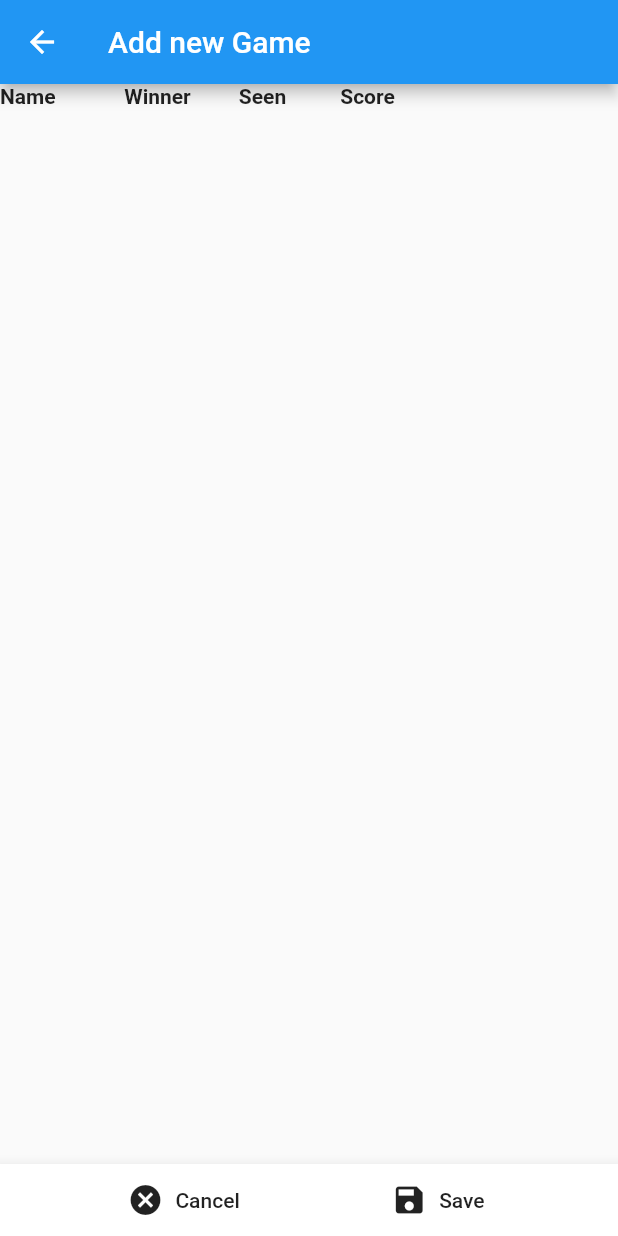
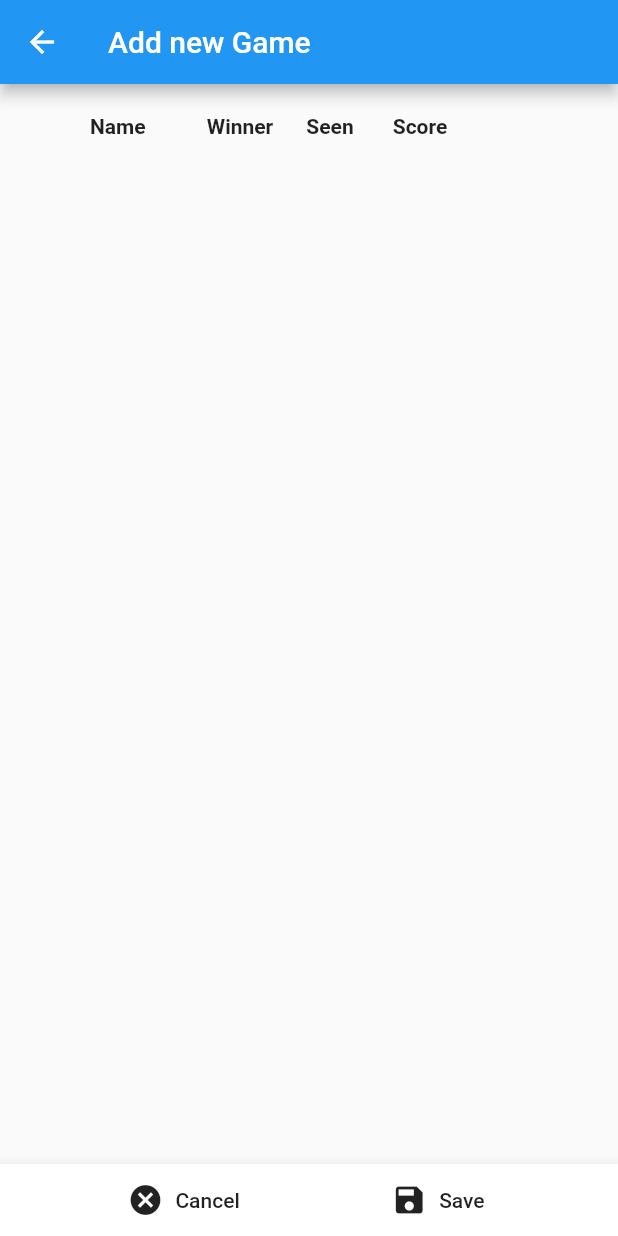
Before and after one commit to sushant2mainali/marriage_card_game_score_keeper, a Flutter app: the NewGamePage screen opened directly with empty values, on a phone screen of 412 x 824 dp. Run offline on Flutter 3.47's test engine with Material 2 defaults, Android fonts, the phone set to English and light mode, and no system bars.

Commit message:
Made cosmetic changes to Add New Game

```diff
--- a/lib/game_management.dart
+++ b/lib/game_management.dart
@@ -165,7 +165,8 @@ class AddGameScreenState extends State<NewGamePage> {
         appBar: AppBar(
           title: Text("Add new Game"),
         ),
-        body: Container(child: ListView(children: createNewGameForm(context) ,),
+        body: Container(child: ListView(children: createNewGameForm(context),
+            padding: const EdgeInsets.all(20.0)),
         ),
         bottomNavigationBar: BottomAppBar(
           child: new Row(
@@ -206,13 +207,15 @@ class AddGameScreenState extends State<NewGamePage> {
     int row_index = 1; // row index 0 is reserved for the heading
     for(int i = 0; i<widget.game_data.players.length;i++)
     {
+      String image_name = "assets/image"+widget.game_data.players[i].toString()+".png";
       rows[row_index] = Row(
         children: <Widget>[
+          new Container(width: 30, child:CircleAvatar(backgroundImage: AssetImage(image_name))),
+          new Container(width: 10, child:Text(" ")),
           new Container(width: 70, child:Text(game_state.get_player_name(widget.game_data.players[i]))),
-          new Container(width: 70, child:Radio(value : widget.game_data.players[i], groupValue: widget.game_data.winner, onChanged: (int newValue) {setState(() {widget.game_data.winner = newValue;widget.game_data.seen[i] = true;});})),
-          new Container(width: 70, child:Checkbox(value: widget.game_data.seen[i],  onChanged: (bool newValue) {setState(() {if(widget.game_data.winner != widget.game_data.players[i]) widget.game_data.seen[i] = newValue;});} )),
-          new Container(width: 70, child:TextField(controller: score_input_controller[i])),
-
+          new Container(width: 60, child:Radio(value : widget.game_data.players[i], groupValue: widget.game_data.winner, onChanged: (int newValue) {setState(() {widget.game_data.winner = newValue;widget.game_data.seen[i] = true;});})),
+          new Container(width: 60, child:Checkbox(value: widget.game_data.seen[i],  onChanged: (bool newValue) {setState(() {if(widget.game_data.winner != widget.game_data.players[i]) widget.game_data.seen[i] = newValue;});} )),
+          new Container(width: 60, child:TextField(controller: score_input_controller[i])),
           //new Container(width: 70, child:TextField(onChanged: (String newValue) {setState(() {widget.game_data.points[i] = int.parse(newValue);});}, keyboardType:TextInputType.numberWithOptions()))
         ],
       );
@@ -220,10 +223,11 @@ class AddGameScreenState extends State<NewGamePage> {
     }
 
     rows[0] = Row( children: <Widget>[
+      new Container(width: 40, child:Text("")),
       new Container(width: 70, child:Text("Name",style: TextStyle(fontWeight: FontWeight.bold,))),
-      new Container(width: 70, child:Text("Winner",style: TextStyle(fontWeight: FontWeight.bold),textAlign: TextAlign.center)),
-      new Container(width: 70, child:Text("Seen",style: TextStyle(fontWeight: FontWeight.bold),textAlign: TextAlign.center)),
-      new Container(width: 70, child:Text("Score",style: TextStyle(fontWeight: FontWeight.bold),textAlign: TextAlign.center)),
+      new Container(width: 60, child:Text("Winner",style: TextStyle(fontWeight: FontWeight.bold),textAlign: TextAlign.center)),
+      new Container(width: 60, child:Text("Seen",style: TextStyle(fontWeight: FontWeight.bold),textAlign: TextAlign.center)),
+      new Container(width: 60, child:Text("Score",style: TextStyle(fontWeight: FontWeight.bold),textAlign: TextAlign.center)),
     ]);
     return rows;
   }
```
